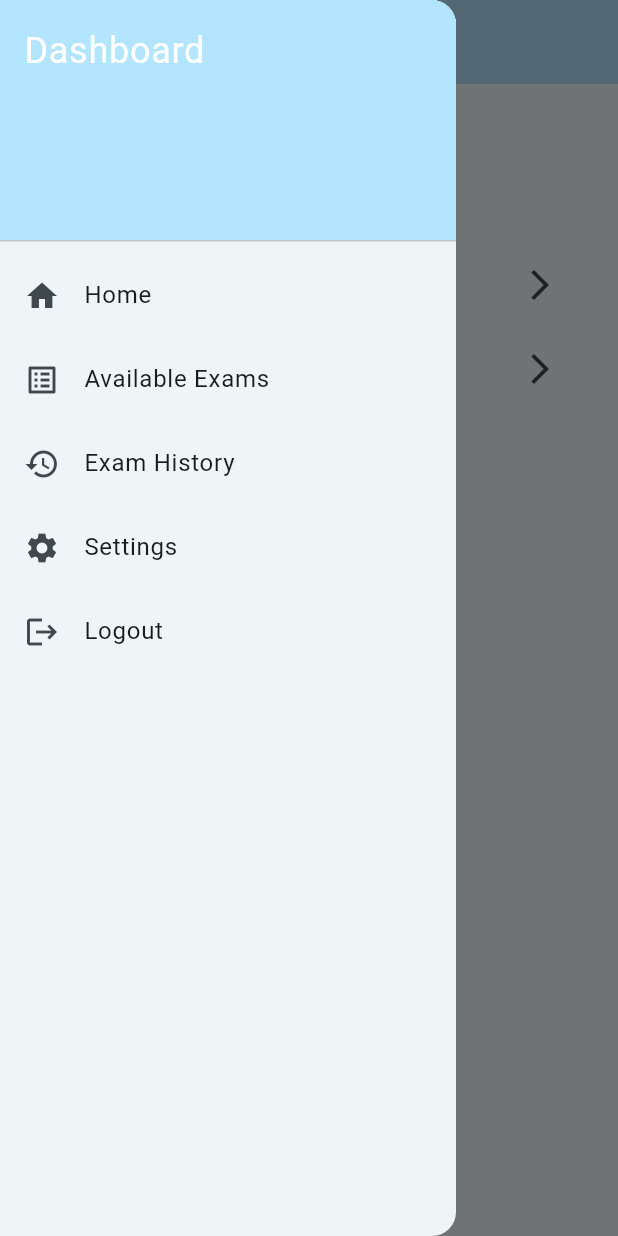
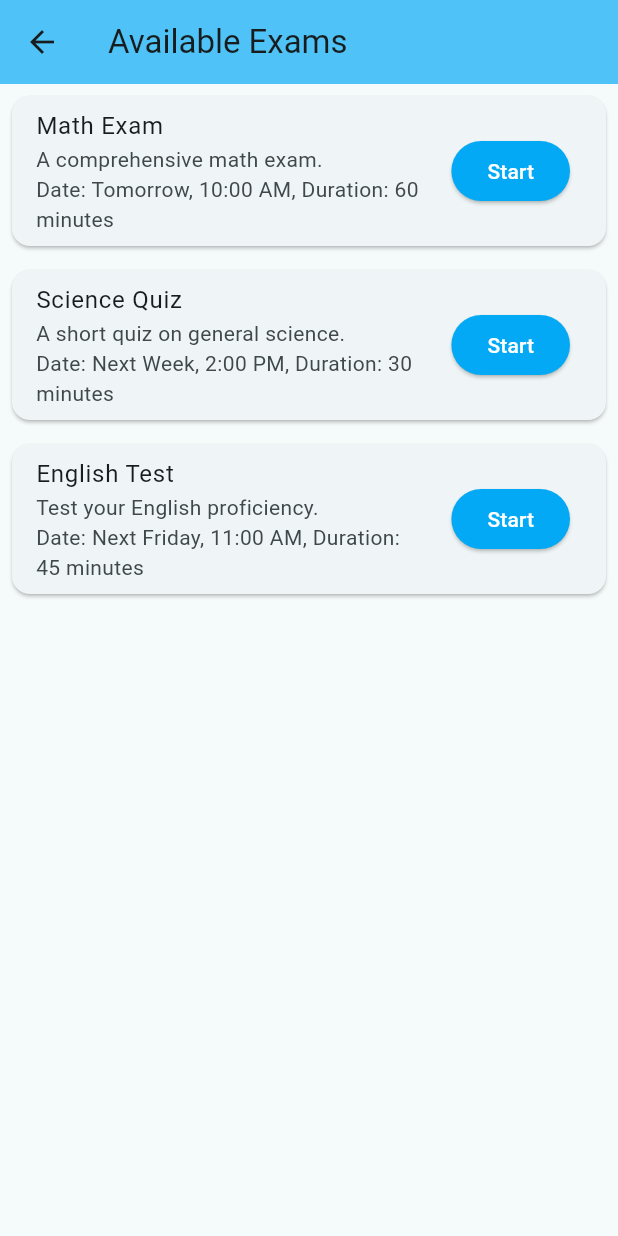
Before and after one commit to arvindgitdev/ExamGo, a Flutter app: the Studentpage screen opened directly, in the side drawer, after a tap on "Available Exams", on a phone screen of 412 x 824 dp. Run offline on Flutter 3.47's test engine with Material 3 defaults, Android fonts, the phone set to English and light mode, and no system bars; our stand-ins replace cloud_firestore, firebase_auth, firebase_core, google_sign_in; accounts and stored records are empty.

Commit message:
new files added

```diff
--- /dev/null
+++ b/lib/Student/available exam.dart
@@ -0,0 +1,107 @@
+import 'package:flutter/material.dart';
+
+class AvailableExams extends StatelessWidget {
+  const AvailableExams({super.key});
+
+  @override
+  Widget build(BuildContext context) {
+    final List<Map<String, String>> availableExams = [
+      {
+        'title': 'Math Exam',
+        'description': 'A comprehensive math exam.',
+        'date': 'Tomorrow, 10:00 AM',
+        'duration': '60 minutes',
+      },
+      {
+        'title': 'Science Quiz',
+        'description': 'A short quiz on general science.',
+        'date': 'Next Week, 2:00 PM',
+        'duration': '30 minutes',
+      },
+      {
+        'title': 'English Test',
+        'description': 'Test your English proficiency.',
+        'date': 'Next Friday, 11:00 AM',
+        'duration': '45 minutes',
+      },
+      // Add more exams here
+    ];
+
+    return Scaffold(
+      appBar: AppBar(
+        title: const Text('Available Exams'),
+        backgroundColor: Colors.lightBlue[300], // Consistent light blue theme
+      ),
+      body: ListView.builder(
+        itemCount: availableExams.length,
+        itemBuilder: (context, index) {
+          final exam = availableExams[index];
+          return Card(
+            margin: const EdgeInsets.all(8.0),
+            child: ListTile(
+              title: Text(exam['title']!),
+              subtitle: Column(
+                crossAxisAlignment: CrossAxisAlignment.start,
+                children: [
+                  Text(exam['description']!),
+                  Text('Date: ${exam['date']!}, Duration: ${exam['duration']!}'),
+                ],
+              ),
+              trailing: ElevatedButton(
+                onPressed: () {
+
+                  _startExam(context, exam['title']!);
+                },
+                style: ElevatedButton.styleFrom(
+                  backgroundColor: Colors.lightBlue,
+                  foregroundColor: Colors.white,
+                ),
+                child: const Text('Start'),
+              ),
+            ),
+          );
+        },
+      ),
+    );
+  }
+
+  void _startExam(BuildContext context, String examTitle) {
+
+    showDialog(
+      context: context,
+      builder: (context) {
+        return AlertDialog(
+          title: Text('Start $examTitle?'),
+          content: const Text('Are you sure you want to start this exam?'),
+          actions: [
+            TextButton(
+              onPressed: () {
+                Navigator.pop(context); // Close the dialog
+              },
+              child: const Text('Cancel'),
+            ),
+            ElevatedButton(
+              onPressed: () {
+               /* Navigator.pop(context);
+                Navigator.push(context, MaterialPageRoute(builder: (context)=> ExamPage(examTitle: examTitle)));*/
+              },
+              child: const Text('Start'),
+            ),
+          ],
+        );
+      },
+    );
+  }
+}
+
+/*class ExamPage extends StatelessWidget {
+  final String examTitle;
+  const ExamPage({super.key, required this.examTitle});
+  @override
+  Widget build(BuildContext context) {
+    return Scaffold(
+      appBar: AppBar(title: Text(examTitle)),
+      body: Center(child: Text("Exam $examTitle will be here.")),
+    );
+  }
+}*/
--- a/lib/Student/studentpage.dart
+++ b/lib/Student/studentpage.dart
@@ -1,3 +1,6 @@
+import 'package:examgo/Student/available%20exam.dart';
+import 'package:examgo/Student/exam%20history.dart';
+import 'package:examgo/Student/settings.dart';
 import 'package:flutter/material.dart';
 
 class Studentpage extends StatelessWidget {
@@ -38,22 +41,21 @@ class Studentpage extends StatelessWidget {
               leading: const Icon(Icons.list_alt),
               title: const Text('Available Exams'),
               onTap: () {
-
+                Navigator.push(context, MaterialPageRoute(builder: (context) => const AvailableExams()));
               },
             ),
             ListTile(
               leading: const Icon(Icons.history),
               title: const Text('Exam History'),
               onTap: () {
-
-              },
+                Navigator.push(context, MaterialPageRoute(builder: (context) => const ExamHistory()));
+                },
             ),
             ListTile(
               leading: const Icon(Icons.settings),
               title: const Text('Settings'),
               onTap: () {
-                /*Navigator.pop(context);
-                Navigator.push(context, MaterialPageRoute(builder: (context) => const StudentSettings()));*/
+                Navigator.push(context, MaterialPageRoute(builder: (context) => const StudentSettings()));
               },
             ),
             ListTile(
```
Also changed, not shown: lib/Student/exam history.dart (added, +58 -0 lines), lib/Student/settings.dart (added, +113 -0 lines).
